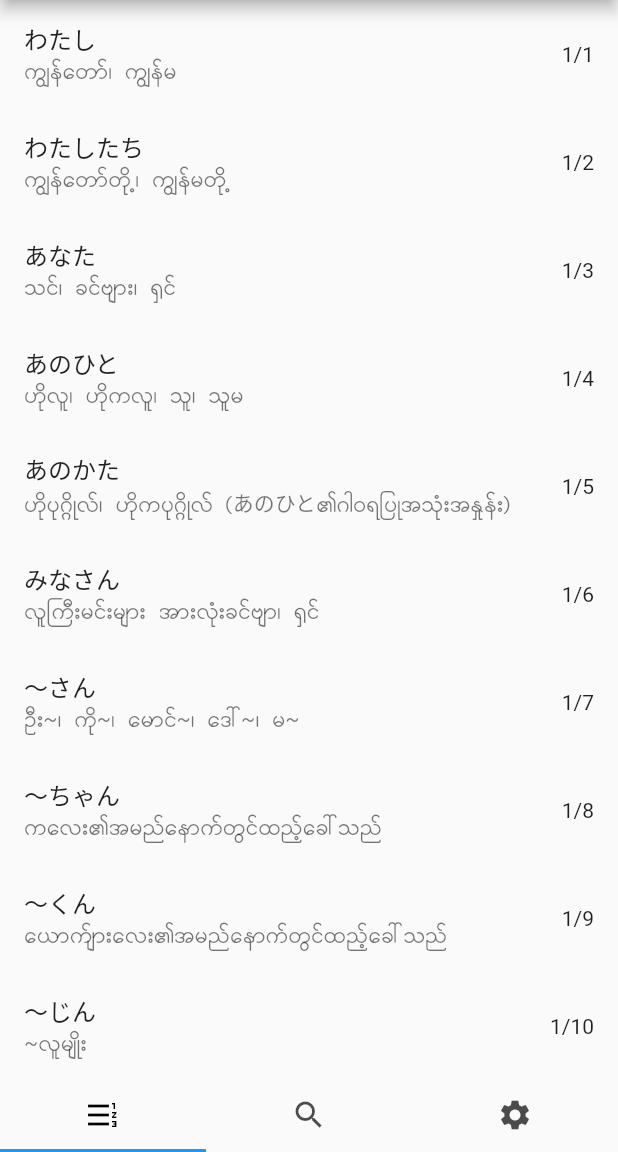
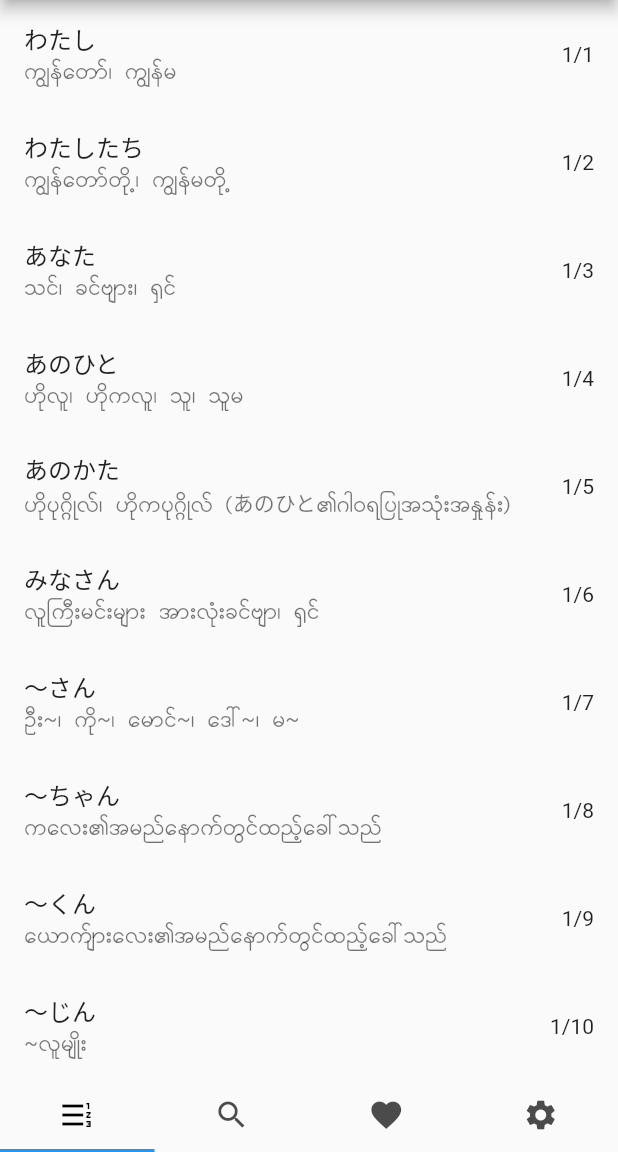
Before and after one commit to thuraucsy/minna-kotoba-2, a Flutter app: the screen it shows after launch, on a phone screen of 412 x 824 dp, the part 84-1236 px from its top. Run offline on Flutter 3.47's test engine with Material 2 defaults, Android fonts, the phone set to English and light mode, and no system bars; our stand-ins replace flutter_tts.

Commit message:
Search function added.

```diff
--- a/lib/main.dart
+++ b/lib/main.dart
@@ -4,17 +4,6 @@ import 'package:flutter/foundation.dart'; // compute using
 import 'package:flutter_tts/flutter_tts.dart';
 
 void main() => runApp(MyApp());
-
-Future<List<Chapter>> fetchPhotos(context) async {
-  final response =
-      await DefaultAssetBundle.of(context).loadString('assets/data.json');
-  return compute(parseChapters, response);
-}
-
-List<Chapter> parseChapters(String responseBody) {
-  final parsed = json.decode(responseBody).cast<Map<String, dynamic>>();
-  return parsed.map<Chapter>((json) => Chapter.fromJson(json)).toList();
-}
 
 class MyApp extends StatefulWidget {
   @override
@@ -26,6 +15,8 @@ class _MyAppState extends State<MyApp> {
   bool isShowDrawerMenu = true;
   List<Chapter> chapters;
   FlutterTts flutterTts;
+  List<ListItem> allWords = [];
+  List<ListItem> allWordsBackup = [];
   ScrollController _scrollController = new ScrollController();
 
   Future _speak(text) async {
@@ -56,7 +47,8 @@ class _MyAppState extends State<MyApp> {
           });
           print('index $i $drawerIndex');
           Navigator.of(context).pop(); // dismiss the navigator
-          _scrollController.animateTo(0.0, duration: Duration(milliseconds: 500), curve: Curves.easeOut);
+          _scrollController.animateTo(0.0,
+              duration: Duration(milliseconds: 500), curve: Curves.easeOut);
         },
       ));
     }
@@ -89,18 +81,108 @@ class _MyAppState extends State<MyApp> {
         });
   }
 
+  void filterSearchResults(String value) {
+    List<ListItem> searchList = List<ListItem>();
+    searchList.addAll(allWordsBackup);
+    if (value.isNotEmpty) {
+      List<ListItem> searchListFound = List<ListItem>();
+
+      searchList.forEach((item) {
+        if (item is Vocal &&
+            (item.romaji.contains(value) ||
+                item.hiragana.contains(value) ||
+                item.kanji.contains(value) ||
+                item.english.contains(value) ||
+                item.myanmar.contains(value))) {
+          searchListFound.add(item);
+        }
+      });
+
+      setState(() {
+        allWords.clear();
+        allWords.addAll(searchListFound);
+      });
+    } else {
+      setState(() {
+        allWords.clear();
+        allWords.addAll(searchList);
+      });
+    }
+  }
+
+  Container _buildSearchBodyList(BuildContext context) {
+    return Container(
+      child: Column(
+        children: <Widget>[
+          Padding(
+            padding: const EdgeInsets.all(8.0),
+            child: TextField(
+              onChanged: (value) {
+                print('search onChanged $value');
+                filterSearchResults(value);
+              },
+              decoration: InputDecoration(
+                  labelText: "Search",
+                  hintText: "watashi",
+                  prefixIcon: Icon(Icons.search),
+                  border: OutlineInputBorder(
+                      borderRadius: BorderRadius.all(Radius.circular(15.0)))),
+            ),
+          ),
+          Expanded(
+            child: ListView.builder(
+                controller: _scrollController,
+                itemCount: allWords.length,
+                itemBuilder: (context, index) {
+                  if (allWords[index] is ChapterTitle) {
+                    ChapterTitle chapterTitle = allWords[index] as ChapterTitle;
+                    return ListTile(
+                        title: Text(
+                      chapterTitle.title,
+                      style: Theme.of(context).textTheme.headline,
+                    ));
+                  } else if (allWords[index] is Vocal) {
+                    Vocal vocal = allWords[index] as Vocal;
+                    return ListTile(
+                      title: Text(vocal.hiragana),
+                      subtitle: Text(
+                        vocal.myanmar,
+                        style: TextStyle(fontFamily: 'Masterpiece'),
+                      ),
+                      onTap: () {
+                        _speak(vocal.hiragana);
+                      },
+                      onLongPress: () {},
+                    );
+                  }
+                }),
+          )
+        ],
+      ),
+    );
+  }
+
   @override
   void initState() {
-    super.initState();
     print('initState');
+
     fetchPhotos(context).then((data) {
       print('initState data ${data.length}');
       setState(() {
         chapters = data;
       });
+
+      for (int i = 0; i < chapters.length; i++) {
+        allWords.add(ChapterTitle(chapters[i].title));
+        allWords.addAll(chapters[i].words);
+      }
+      print('allWords ${allWords.length}');
+      allWordsBackup.addAll(allWords);
     }).catchError((error) {
       print('initState error $error');
     });
+
+    super.initState();
   }
 
   @override
@@ -115,7 +197,7 @@ class _MyAppState extends State<MyApp> {
     return MaterialApp(
       title: appTitle,
       home: DefaultTabController(
-        length: 3,
+        length: 4,
         child: Scaffold(
           appBar: AppBar(title: Text(appTitle)),
           drawer: isShowDrawerMenu
@@ -135,8 +217,9 @@ class _MyAppState extends State<MyApp> {
                   ? _buildBodyList(context, chapters[drawerIndex])
                   : Center(child: CircularProgressIndicator()),
               chapters != null
-                  ? _buildBodyList(context, chapters[drawerIndex])
+                  ? _buildSearchBodyList(context)
                   : Center(child: CircularProgressIndicator()),
+              Icon(Icons.favorite),
               Icon(Icons.settings),
             ],
             physics: NeverScrollableScrollPhysics(),
@@ -145,6 +228,7 @@ class _MyAppState extends State<MyApp> {
             tabs: [
               Tab(icon: Icon(Icons.format_list_numbered_rtl)),
               Tab(icon: Icon(Icons.search)),
+              Tab(icon: Icon(Icons.favorite)),
               Tab(icon: Icon(Icons.settings)),
             ],
             onTap: (int index) {
@@ -168,7 +252,10 @@ class _MyAppState extends State<MyApp> {
   }
 }
 
-class Vocal {
+// The base class for the different types of items the List can contain
+abstract class ListItem {}
+
+class Vocal implements ListItem {
   final String romaji;
   final String hiragana;
   final String kanji;
@@ -188,6 +275,12 @@ class Vocal {
   }
 }
 
+class ChapterTitle implements ListItem {
+  final String title;
+
+  ChapterTitle(this.title);
+}
+
 class Chapter {
   final String title;
   final List<Vocal> words;
@@ -204,3 +297,14 @@ class Chapter {
     );
   }
 }
+
+Future<List<Chapter>> fetchPhotos(context) async {
+  final response =
+      await DefaultAssetBundle.of(context).loadString('assets/data.json');
+  return compute(parseChapters, response);
+}
+
+List<Chapter> parseChapters(String responseBody) {
+  final parsed = json.decode(responseBody).cast<Map<String, dynamic>>();
+  return parsed.map<Chapter>((json) => Chapter.fromJson(json)).toList();
+}
```
Also changed, not shown: assets/data.json, 2 other files.
